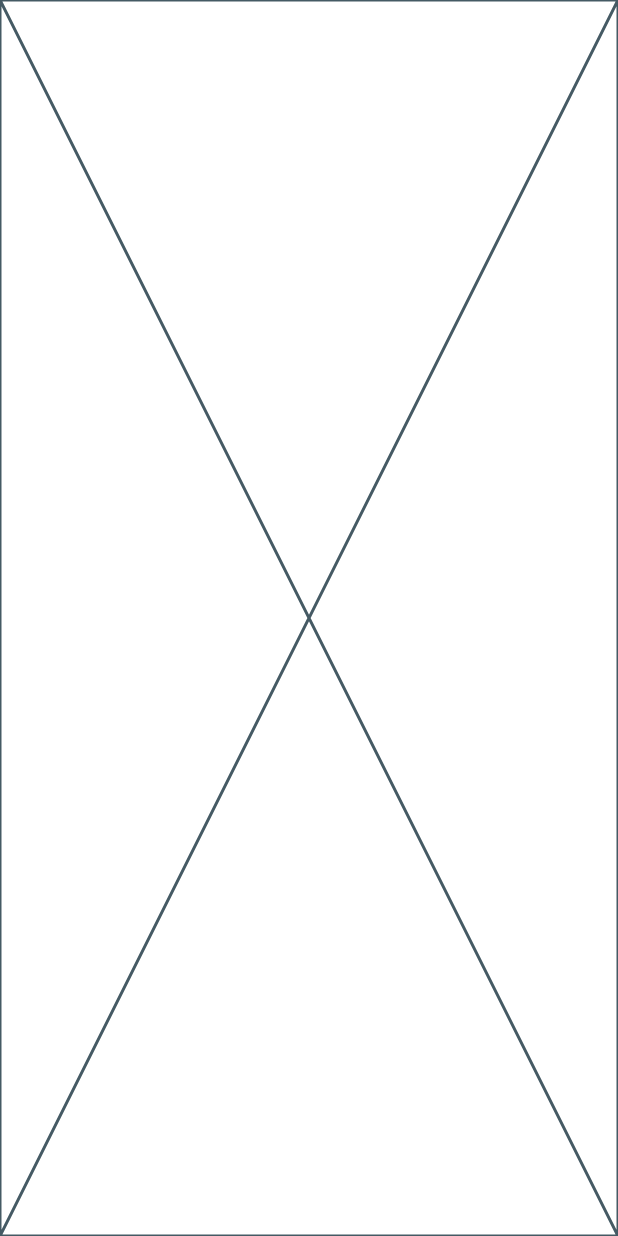
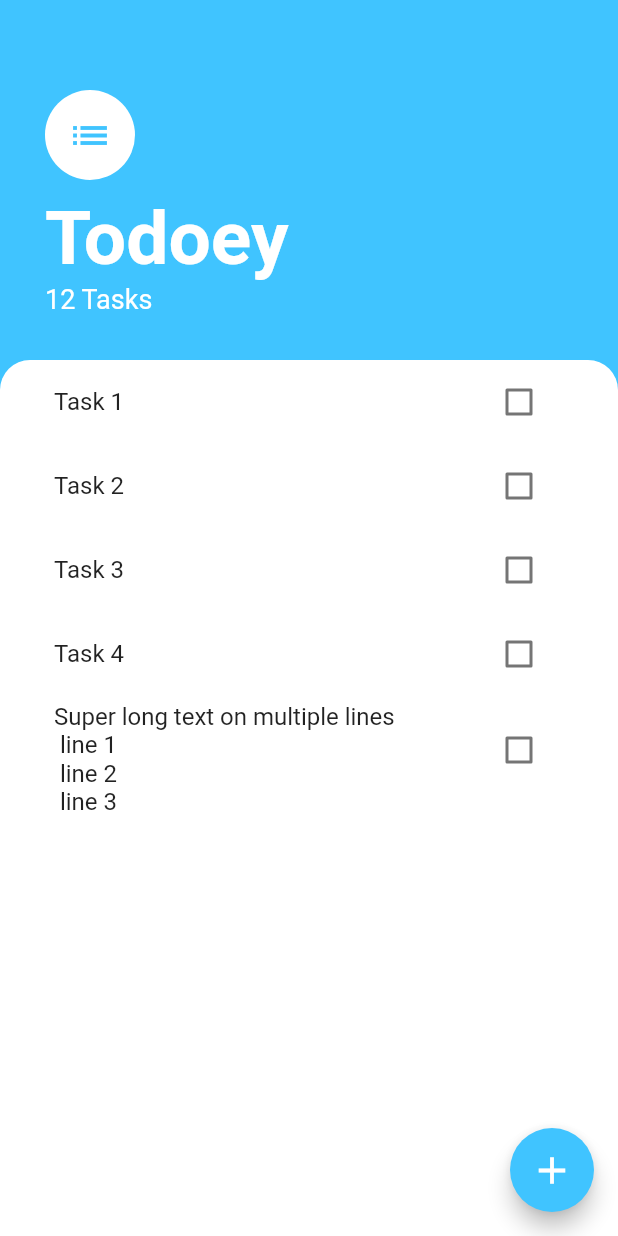
Before and after one commit to Flutter-Refs/todoey, a Flutter app: the screen it shows after launch, on a phone screen of 412 x 824 dp. Run offline on Flutter 3.47's test engine with Material 2 defaults, Android fonts, the phone set to English and light mode, and no system bars.

Commit message:
Implemented tasks screen layout with mock tasks

```diff
--- /dev/null
+++ b/lib/components/task_widget.dart
@@ -0,0 +1,41 @@
+// ignore_for_file: must_be_immutable
+
+import 'package:flutter/material.dart';
+import 'package:todoey/models/tasks.dart';
+
+class TaskWidget extends StatefulWidget {
+  Task task;
+
+  TaskWidget({
+    super.key,
+    required this.task,
+  });
+
+  @override
+  State<TaskWidget> createState() => _TaskWidgetState();
+}
+
+class _TaskWidgetState extends State<TaskWidget> {
+  @override
+  Widget build(BuildContext context) {
+    return Padding(
+      padding: const EdgeInsets.only(left: 20, right: 30),
+      child: CheckboxListTile(
+        title: Text(
+          widget.task.text,
+          style: TextStyle(
+            decoration: widget.task.completed //
+                ? TextDecoration.lineThrough
+                : TextDecoration.none,
+          ),
+        ),
+        onChanged: (value) {
+          setState(() {
+            widget.task.completed = value as bool;
+          });
+        },
+        value: widget.task.completed,
+      ),
+    );
+  }
+}
--- /dev/null
+++ b/lib/models/tasks.dart
@@ -0,0 +1,6 @@
+class Task {
+  String text = '';
+  bool completed = false;
+
+  Task({required this.text});
+}
--- a/lib/screens/tasks_screen.dart
+++ b/lib/screens/tasks_screen.dart
@@ -1,10 +1,104 @@
+// ignore_for_file: prefer_const_constructors_in_immutables, prefer_const_constructors, prefer_const_literals_to_create_immutables, unnecessary_this
+
 import 'package:flutter/material.dart';
+import 'package:todoey/components/task_widget.dart';
+import 'package:todoey/services/task_service/a_task_service.dart';
+import 'package:todoey/services/task_service/task_service.dart';
 
-class TasksScreen extends StatelessWidget {
-  const TasksScreen({super.key});
+class TasksScreen extends StatefulWidget {
+  TasksScreen({super.key});
+
+  @override
+  State<TasksScreen> createState() => _TasksScreenState();
+}
+
+class _TasksScreenState extends State<TasksScreen> {
+  ATaskService taskService = TaskService();
 
   @override
   Widget build(BuildContext context) {
-    return const Placeholder();
+    return Scaffold(
+      backgroundColor: Colors.lightBlueAccent,
+      floatingActionButton: FloatingActionButton(
+        backgroundColor: Colors.lightBlueAccent,
+        onPressed: () {},
+        child: Icon(
+          Icons.add,
+          size: 30,
+        ),
+      ),
+      body: Column(
+        crossAxisAlignment: CrossAxisAlignment.start,
+        children: [
+          // Menu / Title / Tasks count
+          Container(
+            padding: EdgeInsets.only(top: 60, left: 30, right: 30, bottom: 30),
+            child: SafeArea(
+              child: Column(
+                crossAxisAlignment: CrossAxisAlignment.start,
+                children: <Widget>[
+                  // Hamburger menu
+                  CircleAvatar(
+                    backgroundColor: Colors.white,
+                    radius: 30,
+                    child: Icon(
+                      Icons.list,
+                      size: 30,
+                      color: Colors.lightBlueAccent,
+                    ),
+                  ),
+                  SizedBox(
+                    height: 10,
+                  ),
+
+                  // Title
+                  Text(
+                    'Todoey',
+                    style: TextStyle(
+                      color: Colors.white,
+                      fontSize: 50,
+                      fontWeight: FontWeight.w700,
+                    ),
+                  ),
+
+                  // Tasks count
+                  Text(
+                    '12 Tasks',
+                    style: TextStyle(
+                      color: Colors.white,
+                      fontSize: 18,
+                    ),
+                  ),
+                ],
+              ),
+            ),
+          ),
+
+          // Tasks
+          Expanded(
+            child: Container(
+                height: 300,
+                decoration: BoxDecoration(
+                  color: Colors.white,
+                  borderRadius: BorderRadius.only(
+                    topLeft: Radius.circular(20),
+                    topRight: Radius.circular(20),
+                  ),
+                ),
+                child: ListView(
+                  children: getTasks(),
+                )),
+          ),
+        ],
+      ),
+    );
+  }
+
+  List<TaskWidget> getTasks() {
+    var tasks = <TaskWidget>[];
+    for (var task in taskService.fetchAll()) {
+      tasks.add(TaskWidget(task: task));
+    }
+    return tasks;
   }
 }
--- /dev/null
+++ b/lib/services/task_service/a_task_service.dart
@@ -0,0 +1,7 @@
+import 'package:todoey/models/tasks.dart';
+
+abstract class ATaskService {
+  List<Task> fetchAll();
+  void add(Task task);
+  void complete(Task task);
+}
--- /dev/null
+++ b/lib/services/task_service/task_service.dart
@@ -0,0 +1,29 @@
+// ignore_for_file: unnecessary_this, annotate_overrides
+
+import 'package:todoey/models/tasks.dart';
+import 'package:todoey/services/task_service/a_task_service.dart';
+
+class TaskService extends ATaskService {
+  final List<Task> _data = [
+    Task(text: 'Task 1'),
+    Task(text: 'Task 2'),
+    Task(text: 'Task 3'),
+    Task(text: 'Task 4'),
+    Task(text: 'Super long text on multiple lines\n\rline 1\n\rline 2\n\rline 3'),
+  ];
+
+  /// Add a new task
+  void add(Task task) {
+    this._data.add(task);
+  }
+
+  /// Fetch all tasks
+  List<Task> fetchAll() {
+    return this._data;
+  }
+
+  /// Complete a task
+  void complete(Task task) {
+    this._data.firstWhere((t) => t == task).completed = true;
+  }
+}
```
